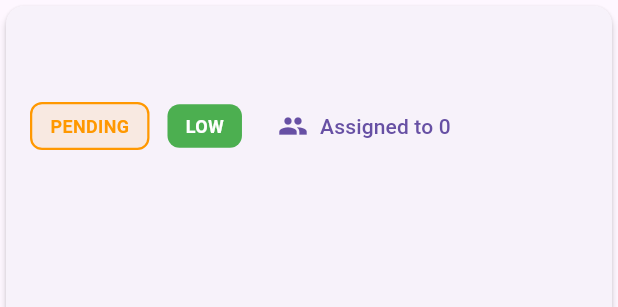
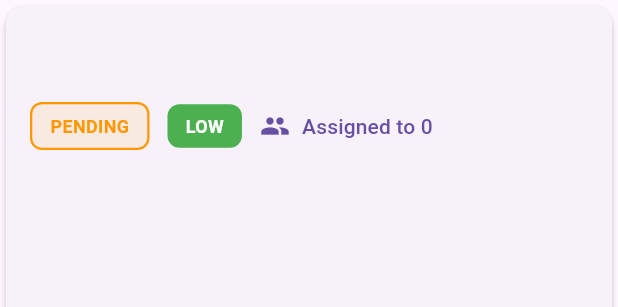
Before and after one commit to Alex-diaz00/task_manager, a Flutter app: the TaskCard widget shown alone on an empty page, opened directly with empty values, on a phone screen of 412 x 824 dp. Shown: the top 307 px of the screen. Run offline on Flutter 3.47's test engine with Material 3 defaults, Android fonts, the phone set to English and light mode, and no system bars; our stand-ins replace dartz, dio, equatable, flutter_dotenv, flutter_secure_storage, flutter_svg and 3 more; accounts and stored records are empty; network calls fail.

Commit message:
fix: overflow in task card

```diff
--- a/lib/features/task/presentation/widgets/task_card.dart
+++ b/lib/features/task/presentation/widgets/task_card.dart
@@ -66,7 +66,8 @@ class TaskCard extends StatelessWidget {
   }
 
   Widget _buildStatusAndPriorityAndAssigneesButton(BuildContext context) {
-    return Row(
+    return Wrap(
+      crossAxisAlignment: WrapCrossAlignment.center,
       children: [
         Container(
           padding: const EdgeInsets.symmetric(horizontal: 12, vertical: 6),
@@ -100,7 +101,6 @@ class TaskCard extends StatelessWidget {
             ),
           ),
         ),
-        const SizedBox(width: 12),
         _buildAssigneesButton(context),
       ],
     );
```
